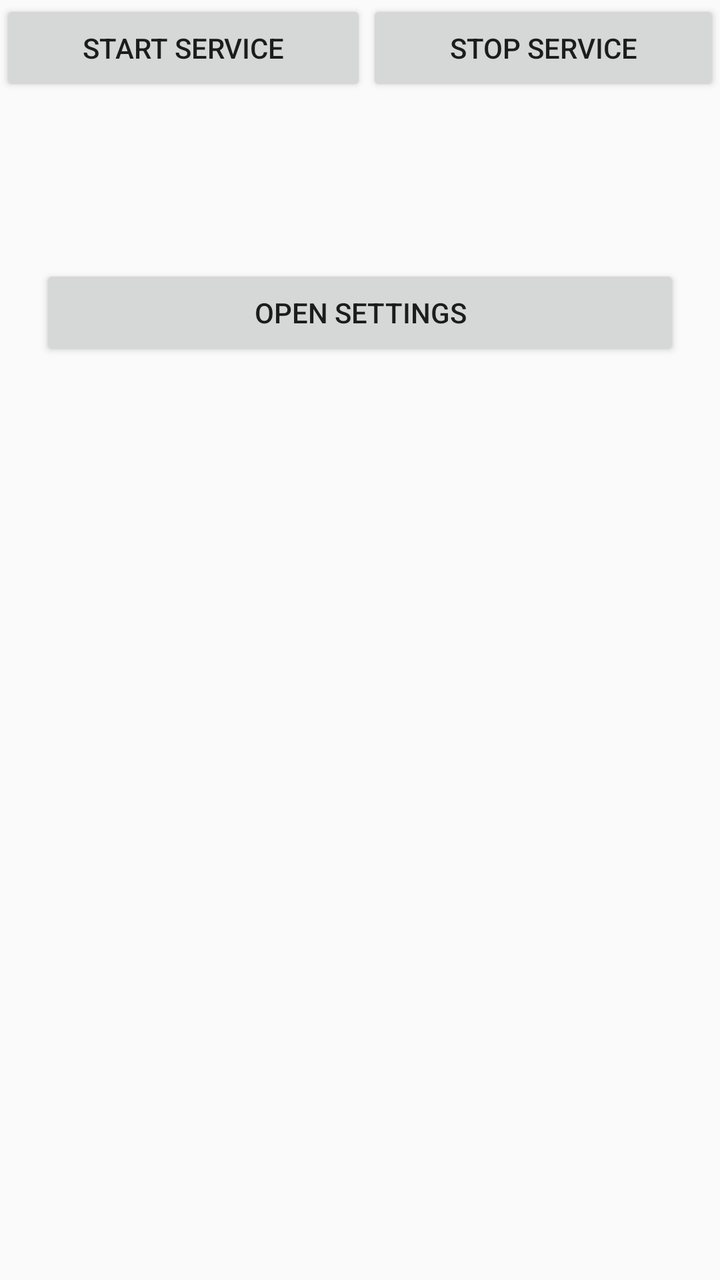
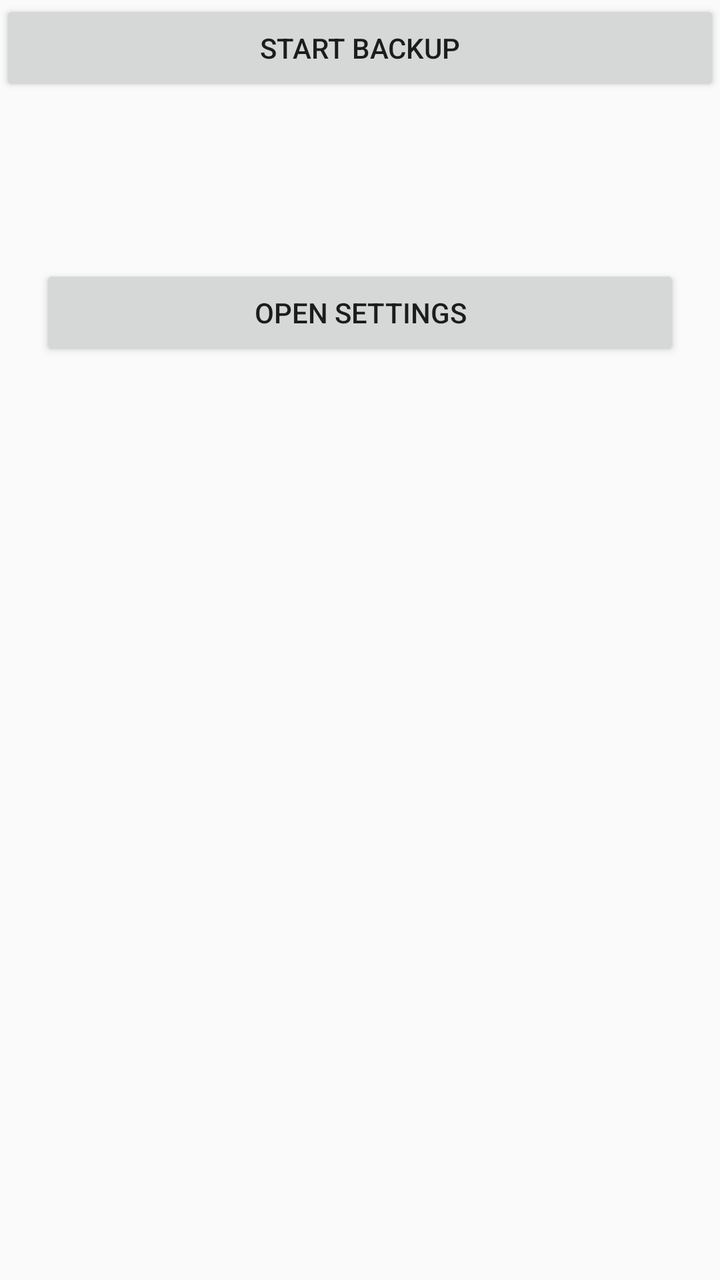

An Android layout rendered at two revisions. The XML below is the earlier revision; the diff shows what the commit changed to produce the second picture.
<!-- AndroidManifest.xml: application theme AppTheme -->
<!-- res/layout/activity_main.xml -->
<LinearLayout xmlns:android="http://schemas.android.com/apk/res/android"
    xmlns:tools="http://schemas.android.com/tools"
    android:layout_width="match_parent"
    android:layout_height="match_parent"
    android:orientation="vertical"
    tools:context=".MainActivity">

    <LinearLayout
        android:layout_width="match_parent"
        android:layout_height="wrap_content"
        android:orientation="horizontal">

        <Button
            android:id="@+id/startButton"
            android:layout_width="wrap_content"
            android:layout_height="wrap_content"
            android:layout_weight="1"
            android:text="Start service" />

        <Button
            android:id="@+id/stopButton"
            android:layout_width="wrap_content"
            android:layout_height="wrap_content"
            android:layout_weight="1"
            android:text="Stop service" />
    </LinearLayout>

    <TextView
        android:id="@+id/statsText"
        android:layout_width="match_parent"
        android:layout_height="wrap_content"
        android:layout_margin="20dp"
        android:textAppearance="@android:style/TextAppearance.Material.Medium" />

    <Button
        android:id="@+id/settingsButton"
        android:layout_width="match_parent"
        android:layout_height="wrap_content"
        android:layout_margin="20dp"
        android:text="Open Settings" />
</LinearLayout>
<!-- resources referenced by this layout -->
<resources>
  <style name="AppTheme" parent="android:Theme.Material.Light.DarkActionBar">
  
          <item name="android:colorPrimary">@color/primaryColor</item>
          <item name="android:colorPrimaryDark">@color/primaryDarkColor</item>
          <item name="android:colorAccent">@color/secondaryColor</item>
  
      </style>
  <color name="primaryColor">#234f5e</color>
  <color name="primaryDarkColor">#002734</color>
  <color name="secondaryColor">#aa3e16</color>
</resources>

<!-- the commit's change to res/layout/activity_main.xml (unified diff, before → after) -->
@@ -5,25 +5,11 @@
     android:orientation="vertical"
     tools:context=".MainActivity">
 
-    <LinearLayout
+    <Button
+        android:id="@+id/toggleButton"
         android:layout_width="match_parent"
         android:layout_height="wrap_content"
-        android:orientation="horizontal">
-
-        <Button
-            android:id="@+id/startButton"
-            android:layout_width="wrap_content"
-            android:layout_height="wrap_content"
-            android:layout_weight="1"
-            android:text="Start service" />
-
-        <Button
-            android:id="@+id/stopButton"
-            android:layout_width="wrap_content"
-            android:layout_height="wrap_content"
-            android:layout_weight="1"
-            android:text="Stop service" />
-    </LinearLayout>
+        android:text="@string/start_backup" />
 
     <TextView
         android:id="@+id/statsText"
<!-- resource entries referenced after the edit -->
@@ -1,5 +1,6 @@
 <!-- resources referenced by this layout -->
 <resources>
+  <string name="start_backup">Start backup</string>
   <style name="AppTheme" parent="android:Theme.Material.Light.DarkActionBar">
   
           <item name="android:colorPrimary">@color/primaryColor</item>
